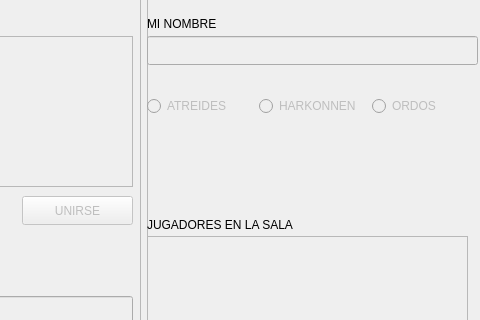
This is src/cliente/lanzador/lanzador.ui in sportelliluciano/tp-final-taller-1 as Qt 5 draws it before an edit; both pictures show x 544 to 1024 and y 94 to 414 of the 1024 by 600 pixel window. The edited form follows.
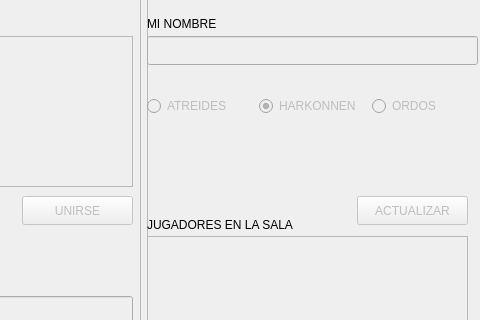
This is the edited form. Icons and pictures are not drawn.

Commit message: Modificado nombre de textbox para el nombre del jugador

```diff
--- a/src/cliente/lanzador/lanzador.ui
+++ b/src/cliente/lanzador/lanzador.ui
@@ -440,6 +440,9 @@
           <property name="text">
            <string>HARKONNEN</string>
           </property>
+          <property name="checked">
+           <bool>true</bool>
+          </property>
          </widget>
         </item>
         <item>
@@ -454,6 +457,22 @@
         </item>
        </layout>
       </widget>
+      <widget class="QPushButton" name="btnActualizarJugadores">
+       <property name="enabled">
+        <bool>false</bool>
+       </property>
+       <property name="geometry">
+        <rect>
+         <x>210</x>
+         <y>290</y>
+         <width>111</width>
+         <height>29</height>
+        </rect>
+       </property>
+       <property name="text">
+        <string>ACTUALIZAR</string>
+       </property>
+      </widget>
      </widget>
     </item>
    </layout>
```
Left out of the diff: 2 changed lines with no effect on the pictures.
